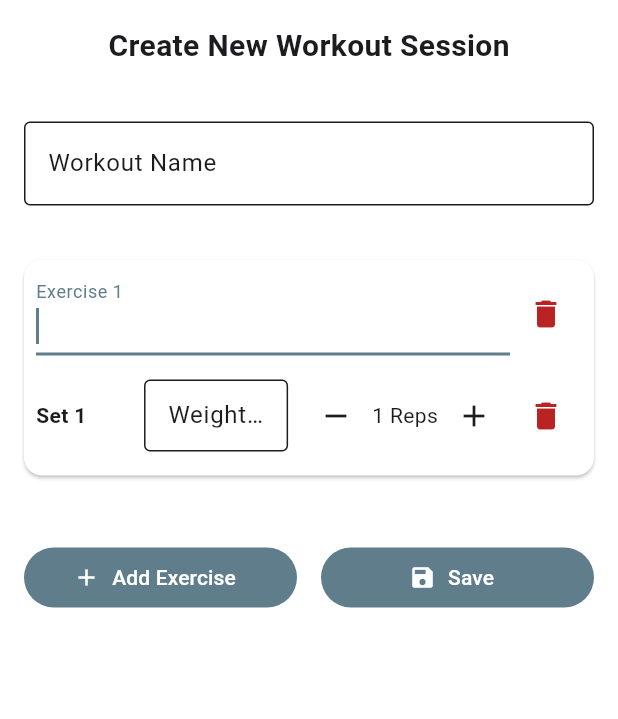
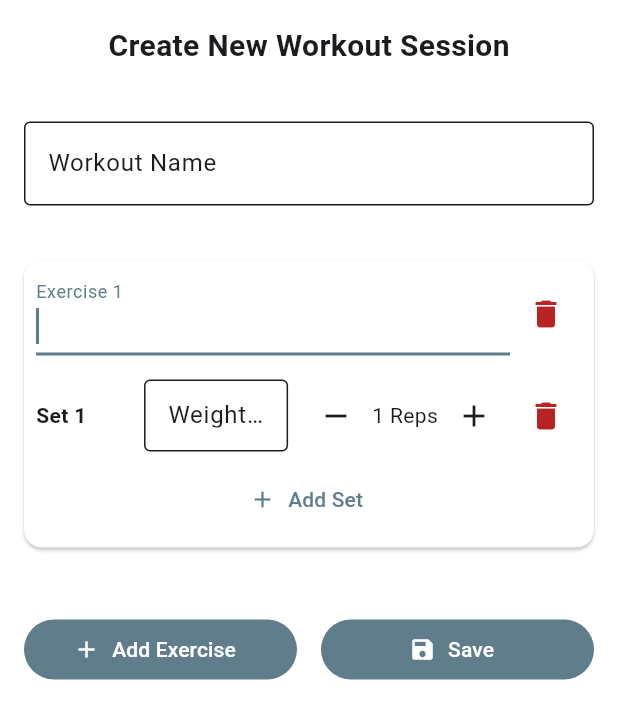
Before and after one commit to Stefano-Bozzi/GymTracker-App, a Flutter app: the _CreateSessionSheet widget shown alone on an empty page, opened directly, after a tap on "Add Exercise", on a phone screen of 412 x 824 dp. Shown: the top 719 px of the screen. Run offline on Flutter 3.47's test engine with Material 3 defaults, Android fonts, the phone set to English and light mode, and no system bars; our stand-ins replace isar; missing offline and left inert: markdown_widget; accounts and stored records are empty; generated files the repository leaves out were written again.

Commit message:
feat: set management from scalar to list of maps
- Refactor `_exercises` state structure: convert `sets` to a dynamic `List<Map<String, dynamic>>`
- Update `initState` to properly parse existing `IsarWorkout` or `IsarTemplateWorkout` data into the new List of Maps state structure
- Update `createSessionWorkout` to read individual set data (weight and reps) directly from state before saving to Isar
- Update `_addExercise`, Add Set button, and Remove Set logic to perform list operations instead of scalar arithmetic
- Add disposal logic for newly created `weightController`s within nested loops to prevent memory leaks

```diff
--- a/lib/views/widgets/workout_session_sheet_widget.dart
+++ b/lib/views/widgets/workout_session_sheet_widget.dart
@@ -77,9 +77,16 @@ class _CreateSessionSheetState extends State<_CreateSessionSheet> {
     if (widget.sessionToEdit != null) {
       _sessionWorkoutName.text = widget.sessionToEdit!.name;
       for (var exc in widget.sessionToEdit!.exercises) {
+        List<Map<String, dynamic>> _sets = [];
+        for (var s in exc.sets) {
+          _sets.add({
+            'weightController': TextEditingController(text: s.weight.toString()),
+            'reps': s.reps,
+          });
+        }
         _exercises.add({
           'nameController': TextEditingController(text: exc.name),
-          'sets': exc.sets.length,
+          'sets': _sets,
           'focusNode': FocusNode(),
         });
       }
@@ -88,9 +95,16 @@ class _CreateSessionSheetState extends State<_CreateSessionSheet> {
     else if (widget.baseTemplate != null) {
       _sessionWorkoutName.text = widget.baseTemplate!.name;
       for (var exc in widget.baseTemplate!.exercises) {
+        List<Map<String, dynamic>> _sets = [];
+        for (var s in exc.sets) {
+          _sets.add({
+            'weightController': TextEditingController(),
+            'reps': 1,
+          });
+        }
         _exercises.add({
           'nameController': TextEditingController(text: exc.name),
-          'sets': exc.sets.length,
+          'sets': _sets,
           'focusNode': FocusNode(),
         });
       }
@@ -103,7 +117,12 @@ class _CreateSessionSheetState extends State<_CreateSessionSheet> {
     setState(() {
       _exercises.add({
         'nameController': TextEditingController(),
-        'sets': 1,
+        'sets': [
+          {
+            'weightController': TextEditingController(),
+            'reps': 1,
+          }
+        ],
         'focusNode': newFocus,
       });
     });
@@ -133,9 +152,13 @@ class _CreateSessionSheetState extends State<_CreateSessionSheet> {
     List<Exercise> exercises = [];
 
     for (var exc in _exercises) {
-      // Default values (0 or current date)
-      List<WorkoutSet> sessionSet = List.generate(exc['sets'], (index) => WorkoutSet(reps: 0, weight: 0.0));
-      exercises.add(Exercise(name: exc['nameController'].text.trim(), groupMuscle: "", sets: sessionSet));
+      List<WorkoutSet> sessionSets = List.generate(exc['sets'].length, (index) {
+        var currentSet = exc['sets'][index];
+        double weightValue = double.tryParse(currentSet['weightController'].text.replaceAll(',', '.')) ?? 0.0;
+
+        return WorkoutSet(reps: currentSet['reps'], weight: weightValue);
+      });
+      exercises.add(Exercise(name: exc['nameController'].text.trim(), groupMuscle: "", sets: sessionSets));
     }
 
     if (widget.sessionToEdit != null) {
@@ -196,6 +219,9 @@ class _CreateSessionSheetState extends State<_CreateSessionSheet> {
     for (var exc in _exercises) {
       exc['nameController'].dispose();
       exc['focusNode'].dispose();
+      for (var s in exc['sets']) {
+        s['weightController'].dispose();
+      }
     }
     super.dispose();
   }
@@ -254,8 +280,8 @@ class _CreateSessionSheetState extends State<_CreateSessionSheet> {
 
                         // a row for each Set
                         // ... expand the list into the Column
-                        ...List.generate(exc['sets'], (setIndex) {
-                          int reps = 1;
+                        ...List.generate(exc['sets'].length, (setIndex) {
+                          var currentSet = exc['sets'][setIndex];
                           return Padding(
                             padding: const EdgeInsets.only(bottom: 8.0),
                             child: Row(
@@ -271,6 +297,7 @@ class _CreateSessionSheetState extends State<_CreateSessionSheet> {
                                 Expanded(
                                   flex: 3,
                                   child: TextField(
+                                    controller: currentSet['weightController'],
                                     decoration: const InputDecoration(
                                       labelText: 'Weight (kg)',
                                       border: OutlineInputBorder(),
@@ -281,30 +308,41 @@ class _CreateSessionSheetState extends State<_CreateSessionSheet> {
                                 ),
                                 const SizedBox(width: 8),
 
-                                // Reps input (temporary)
+                                // Reps input
                                 IconButton(
                                   icon: const Icon(Icons.remove),
                                   onPressed: () => setState(() {
-                                    if (reps > 1) reps--;
+                                    if (currentSet['reps'] > 1) currentSet['reps']--;
                                   }),
                                 ),
-                                Text('${reps} Reps'),
+                                Text('${currentSet['reps']} Reps'),
                                 IconButton(
                                   icon: const Icon(Icons.add),
-                                  onPressed: () => setState(() => reps++),
+                                  onPressed: () => setState(() => currentSet['reps']++),
                                 ),
 
                                 // Delete current set
                                 IconButton(
                                   icon: const Icon(Icons.delete, color: Color.fromARGB(255, 185, 35, 35),),
                                   onPressed: () => setState(() {
-                                    if (exc['sets'] > 1) exc['sets']--;
+                                    if (exc['sets'].length > 1) exc['sets'].removeAt(setIndex);
                                   }),
                                 ),
                               ],
                             ),
                           );
                         }),
+
+                        TextButton.icon(
+                          onPressed: () => setState(() {
+                            exc['sets'].add({
+                              'weightController': TextEditingController(),
+                              'reps': 1,
+                            });
+                          }),
+                          icon: const Icon(Icons.add),
+                          label: const Text("Add Set"),
+                        ),
                       ]
                     )
                   ),
```
